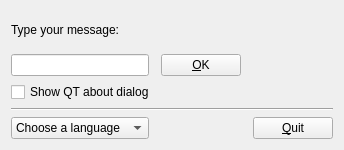
aullidolunar/qt, file qt5-3-3/data/FormUI.ui: the form before one commit.
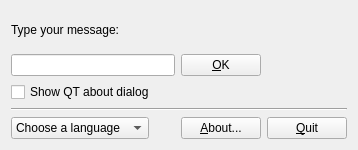
The form after the commit. Icons and pictures are not drawn.

The edit to the form file:
```diff
--- a/qt5-3-3/data/FormUI.ui
+++ b/qt5-3-3/data/FormUI.ui
@@ -6,7 +6,7 @@
    <rect>
     <x>0</x>
     <y>0</y>
-    <width>290</width>
+    <width>358</width>
     <height>150</height>
    </rect>
   </property>
@@ -28,34 +28,6 @@
      </property>
     </widget>
    </item>
-   <item row="1" column="3">
-    <widget class="QPushButton" name="btn_ok">
-     <property name="toolTip">
-      <string notr="true"/>
-     </property>
-     <property name="text">
-      <string>&amp;OK</string>
-     </property>
-     <property name="icon">
-      <iconset resource="all.qrc">
-       <normaloff>:/icons/ok</normaloff>:/icons/ok</iconset>
-     </property>
-    </widget>
-   </item>
-   <item row="2" column="1" colspan="3">
-    <widget class="QCheckBox" name="checkBox">
-     <property name="text">
-      <string>Show QT about dialog</string>
-     </property>
-    </widget>
-   </item>
-   <item row="1" column="1">
-    <widget class="QLineEdit" name="lineEdit_name">
-     <property name="text">
-      <string notr="true"/>
-     </property>
-    </widget>
-   </item>
    <item row="0" column="1" colspan="3">
     <widget class="QLabel" name="label">
      <property name="text">
@@ -117,19 +89,6 @@
      </property>
     </widget>
    </item>
-   <item row="1" column="2">
-    <spacer name="horizontalSpacer">
-     <property name="orientation">
-      <enum>Qt::Horizontal</enum>
-     </property>
-     <property name="sizeHint" stdset="0">
-      <size>
-       <width>40</width>
-       <height>20</height>
-      </size>
-     </property>
-    </spacer>
-   </item>
    <item row="5" column="2" colspan="2">
     <spacer name="horizontalSpacer_2">
      <property name="orientation">
@@ -143,6 +102,48 @@
      </property>
     </spacer>
    </item>
+   <item row="5" column="4">
+    <widget class="QPushButton" name="btn_about">
+     <property name="toolTip">
+      <string notr="true"/>
+     </property>
+     <property name="text">
+      <string>&amp;About...</string>
+     </property>
+     <property name="icon">
+      <iconset resource="all.qrc">
+       <normaloff>:/icons/home</normaloff>:/icons/home</iconset>
+     </property>
+    </widget>
+   </item>
+   <item row="2" column="1" colspan="4">
+    <widget class="QCheckBox" name="checkBox">
+     <property name="text">
+      <string>Show QT about dialog</string>
+     </property>
+    </widget>
+   </item>
+   <item row="1" column="4">
+    <widget class="QPushButton" name="btn_ok">
+     <property name="toolTip">
+      <string notr="true"/>
+     </property>
+     <property name="text">
+      <string>&amp;OK</string>
+     </property>
+     <property name="icon">
+      <iconset resource="all.qrc">
+       <normaloff>:/icons/ok</normaloff>:/icons/ok</iconset>
+     </property>
+    </widget>
+   </item>
+   <item row="1" column="1" colspan="3">
+    <widget class="QLineEdit" name="lineEdit_name">
+     <property name="text">
+      <string notr="true"/>
+     </property>
+    </widget>
+   </item>
   </layout>
  </widget>
  <resources>
```
